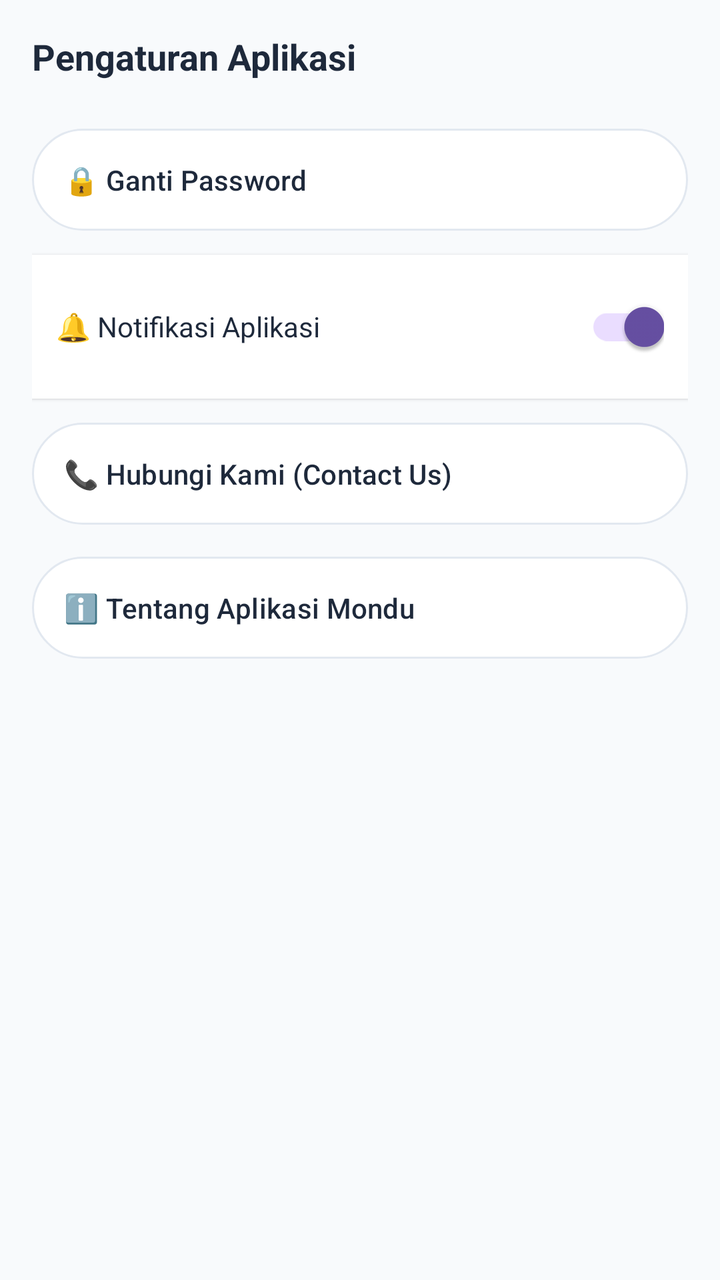
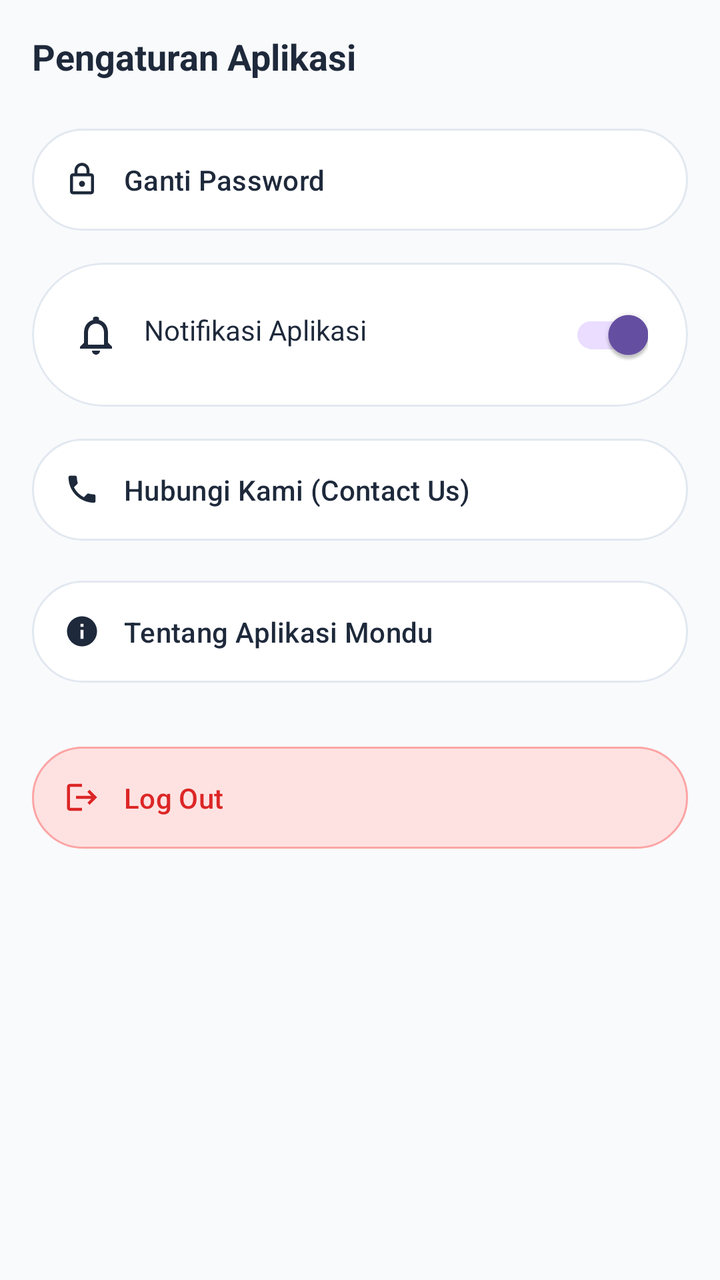

Screens rendered from an Android XML layout before and after an edit, with the pre-edit source and the edit as a unified diff.
<!-- AndroidManifest.xml: application theme Theme.Mondu -->
<!-- res/layout/fragment_setting_siswa.xml -->
<?xml version="1.0" encoding="utf-8"?>
<LinearLayout xmlns:android="http://schemas.android.com/apk/res/android"
    xmlns:app="http://schemas.android.com/apk/res-auto"
    android:layout_width="match_parent"
    android:layout_height="match_parent"
    android:orientation="vertical"
    android:background="#F8FAFC"
    android:padding="16dp">

    <TextView
        android:layout_width="wrap_content"
        android:layout_height="wrap_content"
        android:text="Pengaturan Aplikasi"
        android:textColor="#1E293B"
        android:textSize="18sp"
        android:textStyle="bold"
        android:layout_marginBottom="20dp"/>

    <Button
        android:layout_width="match_parent"
        android:layout_height="wrap_content"
        android:text="🔒 Ganti Password"
        android:gravity="start|center_vertical"
        android:padding="16dp"
        android:backgroundTint="#FFFFFF"
        android:textColor="#1E293B"
        app:strokeColor="#E2E8F0"
        app:strokeWidth="1dp"
        android:layout_marginBottom="8dp"/>

    <RelativeLayout
        android:layout_width="match_parent"
        android:layout_height="wrap_content"
        android:background="#FFFFFF"
        android:padding="12dp"
        android:elevation="1dp"
        android:layout_marginBottom="8dp">
        <TextView
            android:layout_width="wrap_content"
            android:layout_height="wrap_content"
            android:text="🔔 Notifikasi Aplikasi"
            android:layout_centerVertical="true"
            android:textColor="#1E293B"
            android:textSize="14sp"/>
        <com.google.android.material.switchmaterial.SwitchMaterial
            android:layout_width="wrap_content"
            android:layout_height="wrap_content"
            android:layout_alignParentEnd="true"
            android:checked="true"/>
    </RelativeLayout>

    <Button
        android:layout_width="match_parent"
        android:layout_height="wrap_content"
        android:text="📞 Hubungi Kami (Contact Us)"
        android:gravity="start|center_vertical"
        android:padding="16dp"
        android:backgroundTint="#FFFFFF"
        android:textColor="#1E293B"
        app:strokeColor="#E2E8F0"
        app:strokeWidth="1dp"
        android:layout_marginBottom="8dp"/>

    <Button
        android:layout_width="match_parent"
        android:layout_height="wrap_content"
        android:text="ℹ️ Tentang Aplikasi Mondu"
        android:gravity="start|center_vertical"
        android:padding="16dp"
        android:backgroundTint="#FFFFFF"
        android:textColor="#1E293B"
        app:strokeColor="#E2E8F0"
        app:strokeWidth="1dp"/>
</LinearLayout>
<!-- resources referenced by this layout -->
<resources>
  <style name="Theme.Mondu" parent="Base.Theme.Mondu" />
  <style name="Base.Theme.Mondu" parent="Theme.Material3.DayNight.NoActionBar">
          
          
      </style>
</resources>

<!-- the commit's change to res/layout/fragment_setting_siswa.xml (unified diff, before → after) -->
@@ -7,6 +7,7 @@
     android:background="#F8FAFC"
     android:padding="16dp">
 
+    
     <TextView
         android:layout_width="wrap_content"
         android:layout_height="wrap_content"
@@ -16,59 +17,116 @@
         android:textStyle="bold"
         android:layout_marginBottom="20dp"/>
 
-    <Button
+    
+    <com.google.android.material.button.MaterialButton
+        android:id="@+id/btn_ganti_password"
         android:layout_width="match_parent"
         android:layout_height="wrap_content"
-        android:text="🔒 Ganti Password"
+        android:text="Ganti Password"
         android:gravity="start|center_vertical"
         android:padding="16dp"
         android:backgroundTint="#FFFFFF"
         android:textColor="#1E293B"
         app:strokeColor="#E2E8F0"
         app:strokeWidth="1dp"
-        android:layout_marginBottom="8dp"/>
+        app:cornerRadius="100dp"
+        android:layout_marginBottom="12dp"
+        app:icon="@drawable/ic_lock"
+        app:iconTint="#1E293B"
+        app:iconPadding="12dp"/>
 
-    <RelativeLayout
+    
+    <com.google.android.material.card.MaterialCardView
         android:layout_width="match_parent"
         android:layout_height="wrap_content"
-        android:background="#FFFFFF"
-        android:padding="12dp"
-        android:elevation="1dp"
-        android:layout_marginBottom="8dp">
-        <TextView
-            android:layout_width="wrap_content"
+        android:layout_marginBottom="12dp"
+        app:cardBackgroundColor="#FFFFFF"
+        app:cardCornerRadius="100dp"
+        app:cardElevation="0dp"
+        app:strokeColor="#E2E8F0"
+        app:strokeWidth="1dp"
+        android:clickable="false"
+        android:focusable="false">
+
+        <RelativeLayout
+            android:layout_width="match_parent"
             android:layout_height="wrap_content"
-            android:text="🔔 Notifikasi Aplikasi"
-            android:layout_centerVertical="true"
-            android:textColor="#1E293B"
-            android:textSize="14sp"/>
-        <com.google.android.material.switchmaterial.SwitchMaterial
-            android:layout_width="wrap_content"
-            android:layout_height="wrap_content"
-            android:layout_alignParentEnd="true"
-            android:checked="true"/>
-    </RelativeLayout>
+            android:paddingStart="20dp"
+            android:paddingEnd="20dp"
+            android:paddingTop="12dp"
+            android:paddingBottom="12dp">
 
-    <Button
+            <TextView
+                android:layout_width="wrap_content"
+                android:layout_height="wrap_content"
+                android:text="Notifikasi Aplikasi"
+                android:layout_centerVertical="true"
+                android:textColor="#1E293B"
+                android:textSize="14sp"
+                android:drawableStart="@drawable/ic_notifications"
+                android:drawablePadding="12dp"/>
+
+            <com.google.android.material.switchmaterial.SwitchMaterial
+                android:id="@+id/switch_notifikasi"
+                android:layout_width="wrap_content"
+                android:layout_height="wrap_content"
+                android:layout_alignParentEnd="true"
+                android:layout_centerVertical="true"
+                android:checked="true"/>
+
+        </RelativeLayout>
+    </com.google.android.material.card.MaterialCardView>
+
+    
+    <com.google.android.material.button.MaterialButton
+        android:id="@+id/btn_hubungi_kami"
         android:layout_width="match_parent"
         android:layout_height="wrap_content"
-        android:text="📞 Hubungi Kami (Contact Us)"
+        android:text="Hubungi Kami (Contact Us)"
         android:gravity="start|center_vertical"
         android:padding="16dp"
         android:backgroundTint="#FFFFFF"
         android:textColor="#1E293B"
         app:strokeColor="#E2E8F0"
         app:strokeWidth="1dp"
-        android:layout_marginBottom="8dp"/>
+        app:cornerRadius="100dp"
+        android:layout_marginBottom="12dp"
+        app:icon="@drawable/ic_phone"
+        app:iconTint="#1E293B"
+        app:iconPadding="12dp"/>
 
-    <Button
+    
+    <com.google.android.material.button.MaterialButton
+        android:id="@+id/btn_tentang_aplikasi"
         android:layout_width="match_parent"
         android:layout_height="wrap_content"
-        android:text="ℹ️ Tentang Aplikasi Mondu"
+        android:text="Tentang Aplikasi Mondu"
         android:gravity="start|center_vertical"
         android:padding="16dp"
         android:backgroundTint="#FFFFFF"
         android:textColor="#1E293B"
         app:strokeColor="#E2E8F0"
-        app:strokeWidth="1dp"/>
+        app:strokeWidth="1dp"
+        app:cornerRadius="100dp"
+        android:layout_marginBottom="24dp"
+        app:icon="@drawable/ic_info"
+        app:iconTint="#1E293B"
+        app:iconPadding="12dp"/>
+
+    
+    <com.google.android.material.button.MaterialButton
+        android:id="@+id/btn_logout"
+        android:layout_width="match_parent"
+        android:layout_height="wrap_content"
+        android:text="Log Out"
+        android:gravity="start|center_vertical"
+        android:padding="16dp"
+        android:backgroundTint="#FEE2E2"
+        android:textColor="#DC2626"
+        app:strokeColor="#FCA5A5"
+        app:strokeWidth="1dp"
+        app:cornerRadius="100dp"
+        app:icon="@drawable/ic_logout"
+        app:iconTint="#DC2626"
+        app:iconPadding="12dp"/>
 </LinearLayout>
<!-- resource entries referenced after the edit -->
@@ -1,5 +1,55 @@
 <!-- resources referenced by this layout -->
 <resources>
+  <!-- drawable ic_info (drawable) -->
+  <vector xmlns:android="http://schemas.android.com/apk/res/android"
+      android:width="24dp"
+      android:height="24dp"
+      android:viewportWidth="24"
+      android:viewportHeight="24">
+      <path
+          android:fillColor="#1E293B"
+          android:pathData="M12,2C6.48,2 2,6.48 2,12s4.48,10 10,10 10,-4.48 10,-10S17.52,2 12,2zM13,17h-2v-6h2V17zM13,9h-2V7h2V9z"/>
+  </vector>
+  <!-- drawable ic_lock (drawable) -->
+  <vector xmlns:android="http://schemas.android.com/apk/res/android"
+      android:width="24dp"
+      android:height="24dp"
+      android:viewportWidth="24"
+      android:viewportHeight="24">
+      <path
+          android:fillColor="#1E293B"
+          android:pathData="M18,8h-1V6c0,-2.76 -2.24,-5 -5,-5S7,3.24 7,6v2H6c-1.1,0 -2,0.9 -2,2v10c0,1.1 0.9,2 2,2h12c1.1,0 2,-0.9 2,-2V10C20,8.9 19.1,8 18,8zM9,6c0,-1.66 1.34,-3 3,-3s3,1.34 3,3v2H9V6zM18,20H6V10h12V20zM12,13c-1.1,0 -2,0.9 -2,2s0.9,2 2,2s2,-0.9 2,-2S13.1,13 12,13z"/>
+  </vector>
+  <!-- drawable ic_logout (drawable) -->
+  <vector xmlns:android="http://schemas.android.com/apk/res/android"
+      android:width="24dp"
+      android:height="24dp"
+      android:viewportWidth="24"
+      android:viewportHeight="24">
+      <path
+          android:fillColor="#DC2626"
+          android:pathData="M17,7l-1.41,1.41L18.17,11H8v2h10.17l-2.58,2.58L17,17l5,-5L17,7zM4,5h8V3H4C2.9,3 2,3.9 2,5v14c0,1.1 0.9,2 2,2h8v-2H4V5z"/>
+  </vector>
+  <!-- drawable ic_notifications (drawable) -->
+  <vector xmlns:android="http://schemas.android.com/apk/res/android"
+      android:width="24dp"
+      android:height="24dp"
+      android:viewportWidth="24"
+      android:viewportHeight="24">
+      <path
+          android:fillColor="#1E293B"
+          android:pathData="M12,22c1.1,0 2,-0.9 2,-2h-4c0,1.1 0.89,2 2,2zM18,16v-5c0,-3.07 -1.63,-5.64 -4.5,-6.32V4c0,-0.83 -0.67,-1-1.5,-1s-1.5,0.17 -1.5,1v0.68C7.64,5.36 6,7.92 6,11v5l-2,2v1h16v-1l-2,-2zM16,17H8v-6c0,-2.48 1.51,-4.5 4,-4.5s4,2.02 4,4.5V17z"/>
+  </vector>
+  <!-- drawable ic_phone (drawable) -->
+  <vector xmlns:android="http://schemas.android.com/apk/res/android"
+      android:width="24dp"
+      android:height="24dp"
+      android:viewportWidth="24"
+      android:viewportHeight="24">
+      <path
+          android:fillColor="#1E293B"
+          android:pathData="M20.01,15.38c-1.23,0 -2.42,-0.2 -3.53,-0.57 -0.35,-0.11 -0.74,-0.03 -1.02,0.24l-2.2,2.2c-2.83,-1.44 -5.15,-3.75 -6.59,-6.59l2.2,-2.21c0.28,-0.26 0.36,-0.65 0.25,-1C8.75,6.34 8.55,5.16 8.55,3.92c0,-0.55 -0.45,-1 -1,-1H4c-0.55,0 -1,0.45 -1,1 0,9.39 7.63,17 17,17 0.55,0 1,-0.45 1,-1v-3.54c0,-0.55 -0.45,-1 -0.99,-1z"/>
+  </vector>
   <style name="Theme.Mondu" parent="Base.Theme.Mondu" />
   <style name="Base.Theme.Mondu" parent="Theme.Material3.DayNight.NoActionBar">
           
